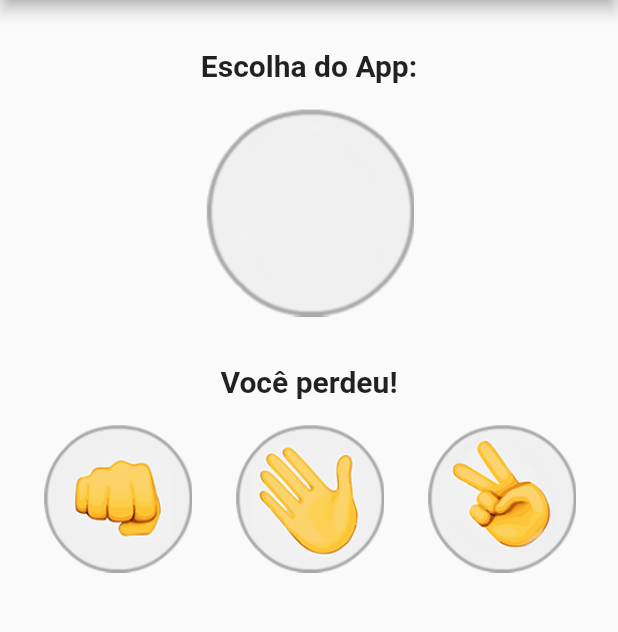
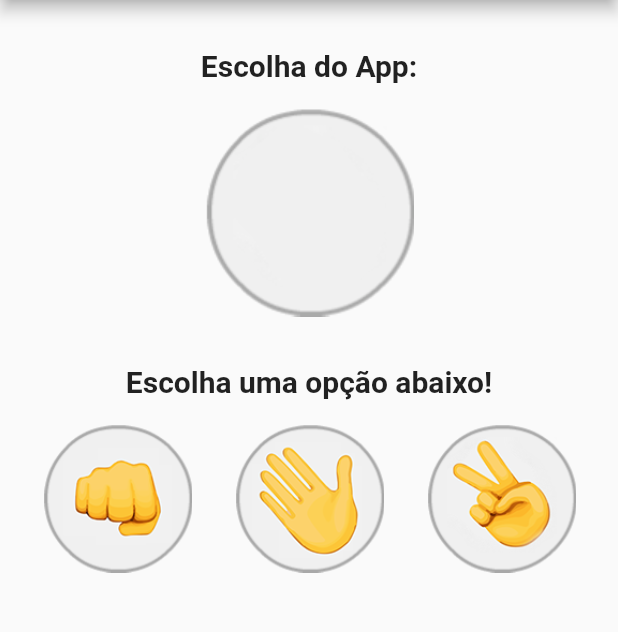
Before and after one commit to ritamonteiro1/jokenpo-app, a Flutter app: the screen it shows after launch, on a phone screen of 412 x 824 dp, the part 84-716 px from its top. Run offline on Flutter 3.47's test engine with Material 2 defaults, Android fonts, the phone set to English and light mode, and no system bars.

Commit message:
create function _alternativeOption in _HomeViewState

```diff
--- a/lib/home_view.dart
+++ b/lib/home_view.dart
@@ -1,4 +1,5 @@
 import 'package:flutter/material.dart';
+import 'dart:math';
 
 class HomeView extends StatefulWidget {
   @override
@@ -6,6 +7,50 @@ class HomeView extends StatefulWidget {
 }
 
 class _HomeViewState extends State<HomeView> {
+  var _appImage = AssetImage('assets/images/pattern.png');
+  var _messagem = 'Escolha uma opção abaixo!';
+
+  _alternativeOption(String clickedImage) {
+    var _options = ['rock', 'paper', 'scissors'];
+    var _number = Random().nextInt(3);
+    var _appChoice = _options[_number];
+    switch (_appChoice) {
+      case 'rock':
+        setState(() {
+          this._appImage = AssetImage('assets/images/rock.png');
+        });
+        break;
+      case 'paper':
+        setState(() {
+          this._appImage = AssetImage('assets/images/paper.png');
+        });
+        break;
+      case 'scissors':
+        setState(() {
+          this._appImage = AssetImage('assets/images/scissors.png');
+        });
+        break;
+    }
+
+    if (clickedImage == 'rock' && _appChoice == 'scissors' ||
+        clickedImage == 'scissors' && _appChoice == 'paper' ||
+        clickedImage == 'paper' && _appChoice == 'rock') {
+      setState(() {
+        _messagem = 'Você ganhou!';
+      });
+    } else if (_appChoice == 'rock' && clickedImage == 'scissors' ||
+        _appChoice == 'scissors' && clickedImage == 'paper' ||
+        _appChoice == 'paper' && clickedImage == 'rock') {
+      setState(() {
+        _messagem = 'Você perdeu!';
+      });
+    } else {
+      setState(() {
+        _messagem = 'Empate!';
+      });
+    }
+  }
+
   @override
   Widget build(BuildContext context) {
     return Scaffold(
@@ -17,20 +62,51 @@ class _HomeViewState extends State<HomeView> {
         children: [
           Padding(
             padding: const EdgeInsets.only(top: 32, bottom: 16),
-            child: Text('Escolha do App:', textAlign: TextAlign.center,
-              style: TextStyle(fontSize: 20, fontWeight: FontWeight.bold,),),
+            child: Text(
+              'Escolha do App:',
+              textAlign: TextAlign.center,
+              style: TextStyle(
+                fontSize: 20,
+                fontWeight: FontWeight.bold,
+              ),
+            ),
           ),
-          Image.asset('assets/images/pattern.png'),
+          Image(
+            image: _appImage,
+          ),
           Padding(
             padding: const EdgeInsets.only(top: 32, bottom: 16),
-            child: Text('Você perdeu!', textAlign: TextAlign.center,
-              style: TextStyle(fontSize: 20, fontWeight: FontWeight.bold,),),
+            child: Text(
+              this._messagem,
+              textAlign: TextAlign.center,
+              style: TextStyle(
+                fontSize: 20,
+                fontWeight: FontWeight.bold,
+              ),
+            ),
           ),
-          Row(mainAxisAlignment: MainAxisAlignment.spaceEvenly,
-              children: [
-            Image.asset('assets/images/rock.png', height: 100,),
-            Image.asset('assets/images/paper.png', height: 100,),
-            Image.asset('assets/images/scissors.png', height: 100,)
+          Row(mainAxisAlignment: MainAxisAlignment.spaceEvenly, children: [
+            GestureDetector(
+              onTap: () => _alternativeOption('rock'),
+              child: Image.asset(
+                'assets/images/rock.png',
+                height: 100,
+              ),
+            ),
+            GestureDetector(
+              onTap: () => _alternativeOption('paper'),
+              child: Image.asset(
+                'assets/images/paper.png',
+                height: 100,
+              ),
+            ),
+            GestureDetector(
+              onTap: () => _alternativeOption('scissors'),
+              child: Image.asset(
+                'assets/images/scissors.png',
+                height: 100,
+              ),
+            ),
           ]),
         ],
       ),
```
